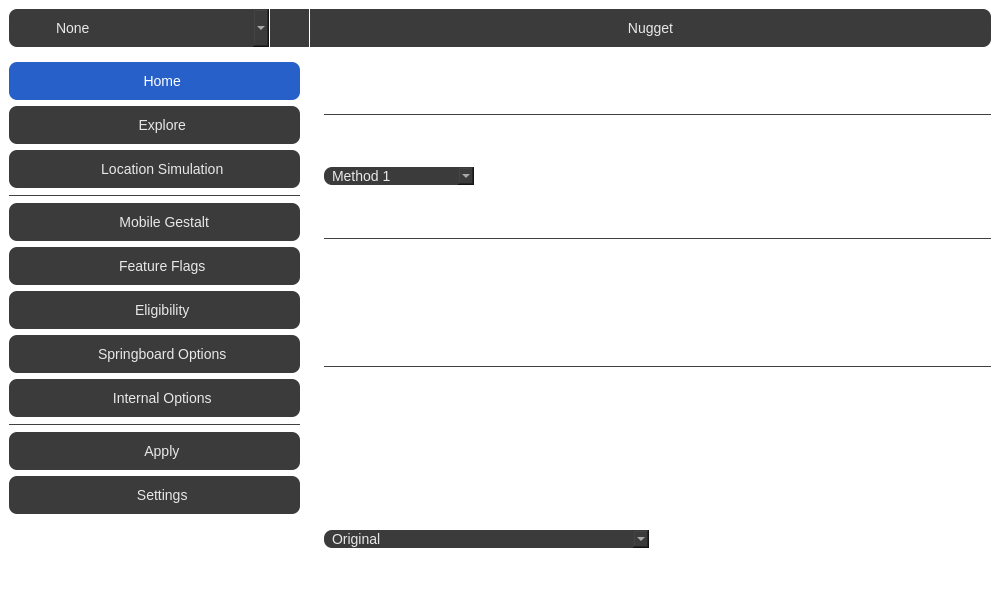
Above: qt/mainwindow.ui from leminlimez/Nugget before the change. Below: the same form after it.
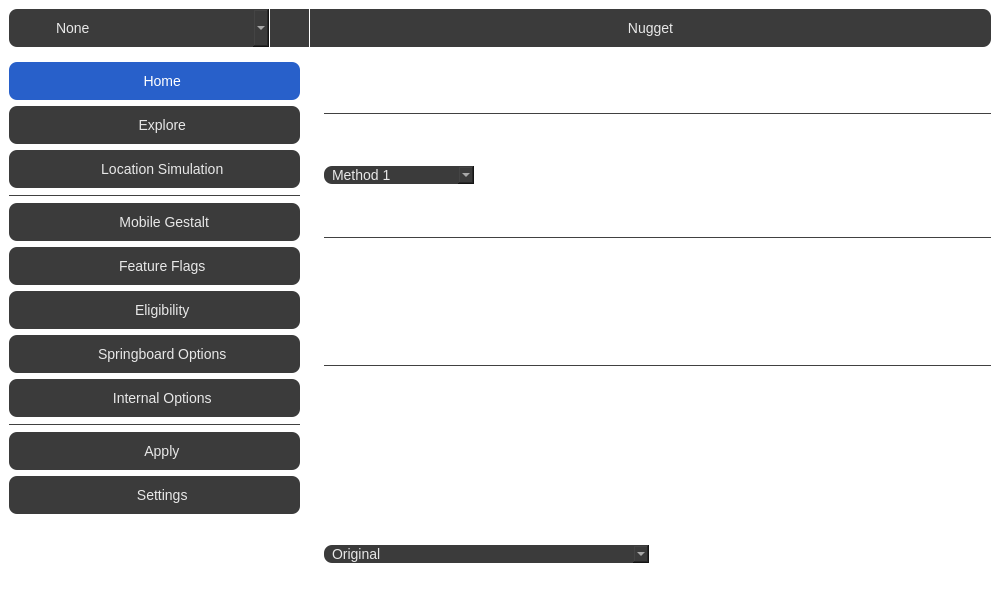
That is the form after the change. The open tabs and pages were chosen to show the change. Icons and pictures are not drawn.

Commit message: improve ai spoofing label message

Patch:
```diff
--- a/qt/mainwindow.ui
+++ b/qt/mainwindow.ui
@@ -2753,10 +2753,11 @@
                        <string>In order to download the AI models, you must spoof your device model. However, this may break 
 Face ID until you revert back. 
 
-WARNING: If your original device model does not support Apple Intelligence, please disable the 
-AI models before unspoofing! Returning to your original device model without disabling is going to 
-cause a re-download and may require a full restore to fix. Furthermore, if you switch between model 
-groups, like spoofing from the iPhone 16s to the iPhone 15 Pro series, a re-download may also occur. 
+WARNING: Do not go to the Apple Intelligence menu in the Settings app after unspoofing.
+
+Entering the menu on your original device model will cause a re-download and may require a full
+restore to fix. Furthermore, if you switch between model groups, like spoofing from the iPhone 16s
+to the iPhone 15 Pro series, a re-download may also occur. 
 Please be careful!</string>
                       </property>
                       <property name="textFormat">
```
The commit also changes 2 other files.
